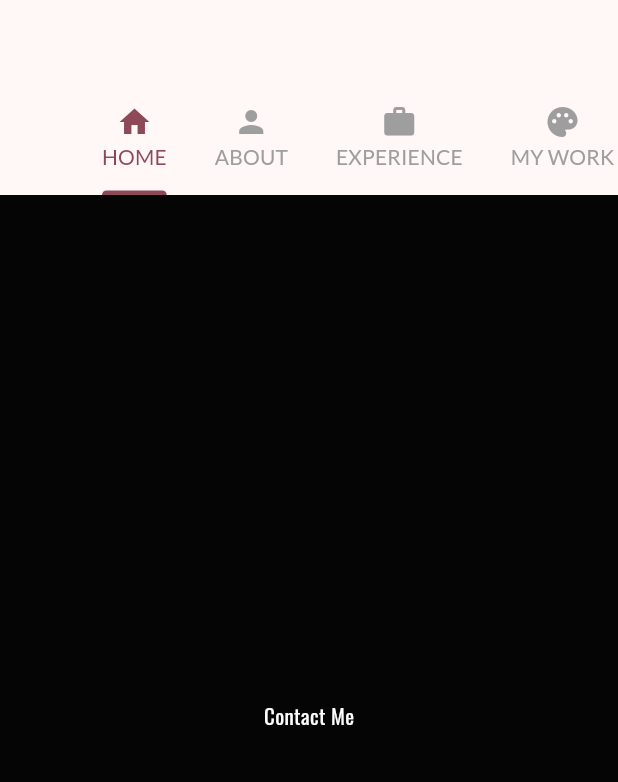
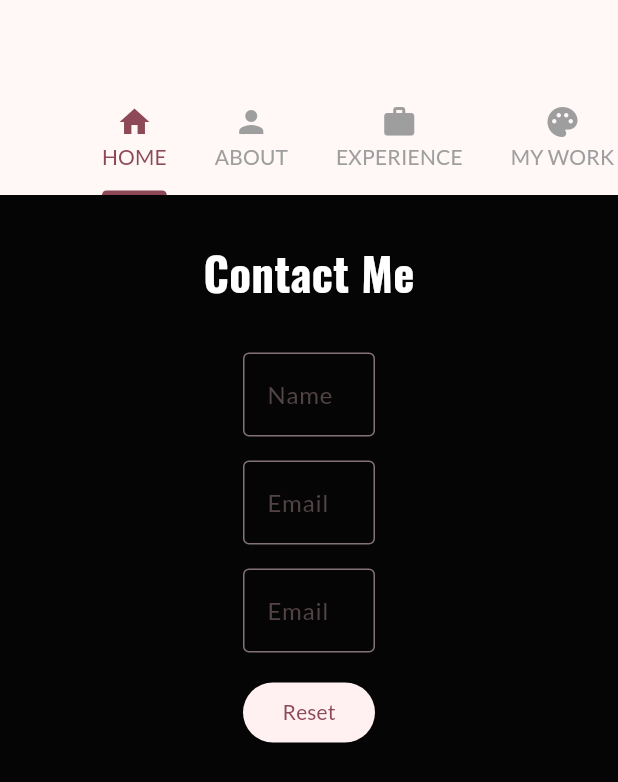
Before and after one commit to roboli/roboli-site, a Flutter app: the ContactPage screen opened by its route, on a phone screen of 412 x 824 dp. Shown: the top 782 px of the screen. Run offline on Flutter 3.47's test engine with Material 3 defaults, Android fonts, the phone set to English and light mode, and no system bars; our stand-ins replace easy_debounce, flutter_svg, go_router, google_fonts.

Commit message:
Add contact form

```diff
--- a/lib/pages/contact_page.dart
+++ b/lib/pages/contact_page.dart
@@ -1,13 +1,128 @@
 import 'package:flutter/material.dart';
 
-class ContactPage extends StatelessWidget {
+class ContactPage extends StatefulWidget {
   const ContactPage({super.key});
+
+  @override
+  State<ContactPage> createState() => _ContactPageState();
+}
+
+class _ContactPageState extends State<ContactPage> {
+  late final TextEditingController _nameController;
+  late final TextEditingController _emailController;
+  late final TextEditingController _commentController;
+
+  @override
+  void initState() {
+    super.initState();
+    _nameController = TextEditingController();
+    _emailController = TextEditingController();
+    _commentController = TextEditingController();
+  }
+
+  @override
+  void dispose() {
+    _nameController.dispose();
+    _emailController.dispose();
+    _commentController.dispose();
+    super.dispose();
+  }
 
   @override
   Widget build(BuildContext context) {
     return Scaffold(
-      body: const Center(
-        child: Text('Contact Me'),
+      body: Padding(
+        padding: const EdgeInsets.all(30),
+        child: Column(
+          children: [
+            const Center(
+              child: Text(
+                'Contact Me',
+                style: TextStyle(
+                  fontWeight: FontWeight.bold,
+                  fontSize: 30,
+                ),
+              ),
+            ),
+            Expanded(
+              child: Container(
+                padding: const EdgeInsets.symmetric(horizontal: 100,),
+                constraints: const BoxConstraints(
+                  minWidth: 500,
+                  maxWidth: 1000,
+                ),
+                child: Form(
+                  child: ListView(
+                    padding: const EdgeInsets.symmetric(
+                      vertical: 32,
+                      horizontal: 16,
+                    ),
+                    children: [
+                      Padding(
+                        padding: const EdgeInsets.symmetric(
+                          horizontal: 16.0,
+                        ),
+                        child: TextFormField(
+                          controller: _nameController,
+                          decoration: const InputDecoration(
+                            label: Text('Name'),
+                            border: OutlineInputBorder(),
+                          ),
+                          textInputAction: TextInputAction.next,
+                          validator: (value) =>
+                              (value?.isEmpty ?? true) ? 'Name is required' : null,
+                        ),
+                      ),
+                      const SizedBox(
+                        height: 16,
+                      ),
+                      Padding(
+                        padding: const EdgeInsets.symmetric(
+                          horizontal: 16.0,
+                        ),
+                        child: TextFormField(
+                          controller: _emailController,
+                          decoration: const InputDecoration(
+                            label: Text('Email'),
+                            border: OutlineInputBorder(),
+                          ),
+                          validator: (value) =>
+                              (value?.isEmpty ?? true) ? 'Email is required' : null,
+                        ),
+                      ),
+                      const SizedBox(
+                        height: 16,
+                      ),
+                      Padding(
+                        padding: const EdgeInsets.symmetric(
+                          horizontal: 16.0,
+                        ),
+                        child: TextFormField(
+                          controller: _commentController,
+                          decoration: const InputDecoration(
+                            label: Text('Email'),
+                            border: OutlineInputBorder(),
+                          ),
+                          validator: (value) =>
+                              (value?.isEmpty ?? true) ? 'Comment is required' : null,
+                        ),
+                      ),
+                      Padding(
+                        padding: const EdgeInsets.all(16.0),
+                        child: ElevatedButton(
+                          onPressed: () {
+                            Form.of(context).reset();
+                          },
+                          child: const Text('Reset'),
+                        ),
+                      ),
+                    ],
+                  ),
+                ),
+              ),
+            ),
+          ],
+        ),
       ),
     );
   }
```
